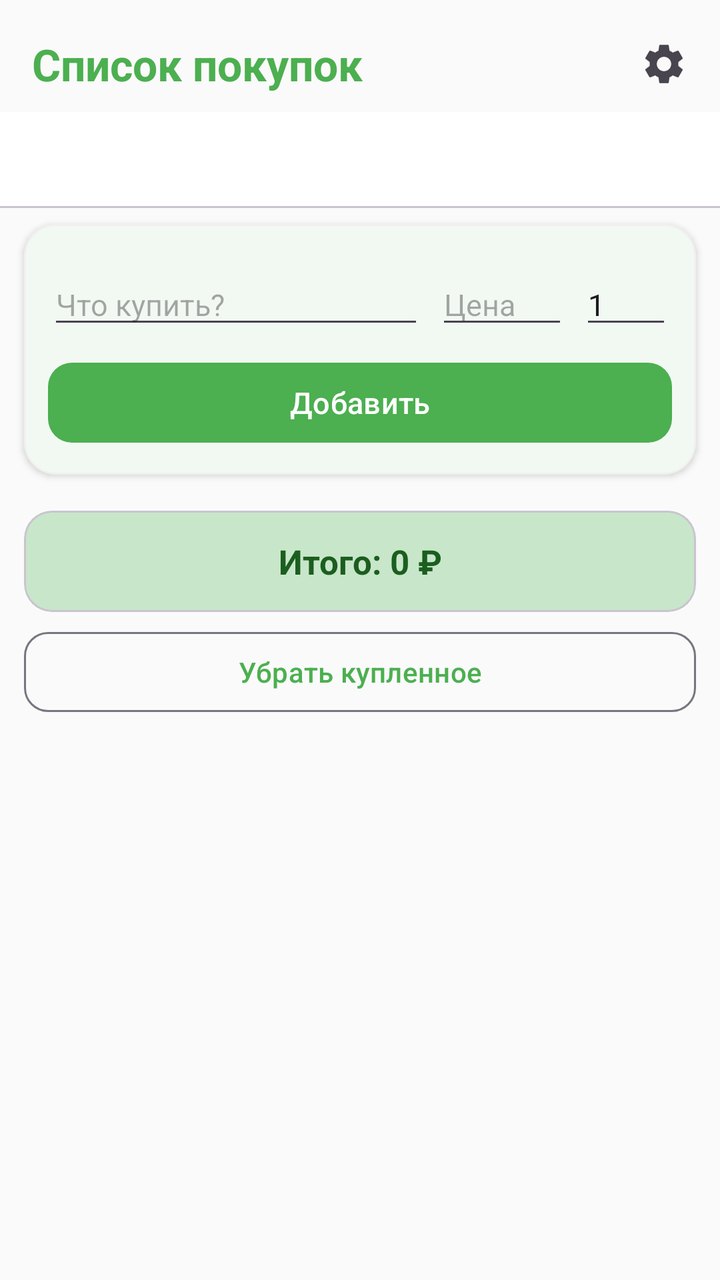
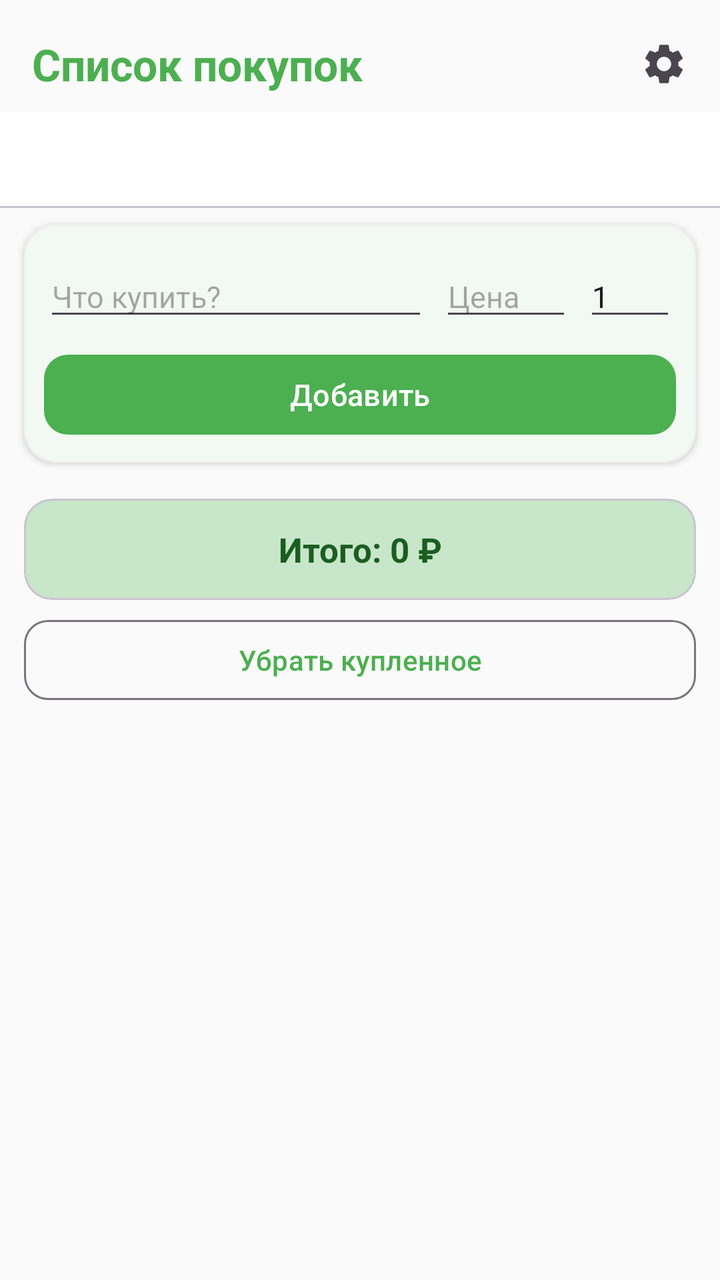

An Android layout rendered at two revisions. The XML below is the earlier revision; the diff shows what the commit changed to produce the second picture.
<!-- AndroidManifest.xml: application theme Theme.ShoppingList -->
<!-- res/layout/activity_main.xml -->
<?xml version="1.0" encoding="utf-8"?>
<androidx.core.widget.NestedScrollView
    xmlns:android="http://schemas.android.com/apk/res/android"
    xmlns:app="http://schemas.android.com/apk/res-auto"
    android:id="@+id/rootLayout"
    android:layout_width="match_parent"
    android:layout_height="match_parent"
    android:fillViewport="true"
    android:background="?android:attr/colorBackground">

    <LinearLayout
        android:layout_width="match_parent"
        android:layout_height="wrap_content"
        android:orientation="vertical">

        
        <LinearLayout
            android:layout_width="match_parent"
            android:layout_height="wrap_content"
            android:orientation="horizontal"
            android:gravity="center_vertical"
            android:paddingStart="16dp"
            android:paddingEnd="8dp"
            android:paddingTop="12dp"
            android:paddingBottom="4dp">

            <TextView
                android:layout_width="0dp"
                android:layout_height="wrap_content"
                android:layout_weight="1"
                android:text="@string/app_name"
                android:textSize="22sp"
                android:textStyle="bold"
                android:textColor="?attr/colorPrimary" />

            <ImageButton
                android:id="@+id/btnSettings"
                android:layout_width="40dp"
                android:layout_height="40dp"
                android:background="?attr/selectableItemBackgroundBorderless"
                android:contentDescription="@string/settings"
                android:src="@drawable/ic_settings"
                android:scaleType="centerInside" />
        </LinearLayout>

        
        <com.google.android.material.tabs.TabLayout
            android:id="@+id/tabLayout"
            android:layout_width="match_parent"
            android:layout_height="wrap_content"
            app:tabMode="scrollable"
            app:tabIndicatorColor="?attr/colorPrimary"
            app:tabSelectedTextColor="?attr/colorPrimary"
            app:tabTextColor="?attr/colorOnSurfaceVariant" />

        
        <com.google.android.material.card.MaterialCardView
            android:layout_width="match_parent"
            android:layout_height="wrap_content"
            android:layout_marginStart="12dp"
            android:layout_marginEnd="12dp"
            android:layout_marginTop="8dp"
            app:cardCornerRadius="16dp"
            app:cardElevation="2dp"
            app:cardBackgroundColor="?attr/colorSurface"
            app:strokeColor="?attr/colorSurfaceVariant"
            app:strokeWidth="1dp">

            <LinearLayout
                android:layout_width="match_parent"
                android:layout_height="wrap_content"
                android:orientation="vertical"
                android:padding="12dp">

                
                <com.google.android.material.chip.ChipGroup
                    android:id="@+id/chipGroup"
                    android:layout_width="match_parent"
                    android:layout_height="wrap_content"
                    app:singleSelection="true"
                    app:selectionRequired="true"
                    app:chipSpacingHorizontal="6dp"
                    app:chipSpacingVertical="4dp" />

                <LinearLayout
                    android:layout_width="match_parent"
                    android:layout_height="wrap_content"
                    android:orientation="horizontal"
                    android:layout_marginTop="8dp"
                    android:gravity="center_vertical">

                    <AutoCompleteTextView
                        android:id="@+id/editItem"
                        android:layout_width="0dp"
                        android:layout_height="wrap_content"
                        android:layout_weight="1"
                        android:hint="@string/hint_new_item"
                        android:completionThreshold="1"
                        android:inputType="textCapSentences"
                        android:imeOptions="actionDone"
                        android:textSize="15sp"
                        android:maxLines="1" />

                    <EditText
                        android:id="@+id/editPrice"
                        android:layout_width="66dp"
                        android:layout_height="wrap_content"
                        android:layout_marginStart="6dp"
                        android:hint="@string/hint_price"
                        android:inputType="numberDecimal"
                        android:textSize="15sp"
                        android:maxLines="1" />

                    <EditText
                        android:id="@+id/editQuantity"
                        android:layout_width="46dp"
                        android:layout_height="wrap_content"
                        android:layout_marginStart="6dp"
                        android:hint="@string/hint_qty"
                        android:inputType="number"
                        android:text="1"
                        android:textSize="15sp"
                        android:maxLines="1" />
                </LinearLayout>

                <com.google.android.material.button.MaterialButton
                    android:id="@+id/btnAdd"
                    android:layout_width="match_parent"
                    android:layout_height="wrap_content"
                    android:layout_marginTop="8dp"
                    android:text="@string/add"
                    android:textSize="15sp"
                    app:cornerRadius="12dp" />
            </LinearLayout>
        </com.google.android.material.card.MaterialCardView>

        
        <LinearLayout
            android:id="@+id/emptyState"
            android:layout_width="match_parent"
            android:layout_height="wrap_content"
            android:orientation="vertical"
            android:gravity="center"
            android:padding="32dp"
            android:visibility="gone">

            <TextView
                android:layout_width="wrap_content"
                android:layout_height="wrap_content"
                android:text="🛒"
                android:textSize="48sp" />

            <TextView
                android:layout_width="wrap_content"
                android:layout_height="wrap_content"
                android:layout_marginTop="8dp"
                android:text="@string/empty_hint"
                android:textSize="15sp"
                android:textColor="?attr/colorOnSurfaceVariant"
                android:gravity="center" />
        </LinearLayout>

        
        <androidx.recyclerview.widget.RecyclerView
            android:id="@+id/recycler"
            android:layout_width="match_parent"
            android:layout_height="wrap_content"
            android:nestedScrollingEnabled="false"
            android:layout_marginTop="8dp"
            android:layout_marginStart="12dp"
            android:layout_marginEnd="12dp" />

        
        <com.google.android.material.card.MaterialCardView
            android:layout_width="match_parent"
            android:layout_height="wrap_content"
            android:layout_marginStart="12dp"
            android:layout_marginEnd="12dp"
            android:layout_marginTop="10dp"
            app:cardCornerRadius="14dp"
            app:cardElevation="0dp"
            app:cardBackgroundColor="?attr/colorPrimaryContainer">

            <TextView
                android:id="@+id/textTotal"
                android:layout_width="match_parent"
                android:layout_height="wrap_content"
                android:padding="14dp"
                android:textSize="17sp"
                android:textStyle="bold"
                android:textColor="?attr/colorOnPrimaryContainer"
                android:gravity="center"
                android:text="@string/total_zero" />
        </com.google.android.material.card.MaterialCardView>

        <com.google.android.material.button.MaterialButton
            android:id="@+id/btnClearDone"
            style="@style/Widget.Material3.Button.OutlinedButton"
            android:layout_width="match_parent"
            android:layout_height="wrap_content"
            android:layout_marginStart="12dp"
            android:layout_marginEnd="12dp"
            android:layout_marginTop="6dp"
            android:layout_marginBottom="12dp"
            android:text="@string/clear_done"
            app:cornerRadius="12dp" />
    </LinearLayout>
</androidx.core.widget.NestedScrollView>
<!-- resources referenced by this layout -->
<resources>
  <!-- drawable ic_settings (drawable) -->
  <vector xmlns:android="http://schemas.android.com/apk/res/android"
      android:width="24dp"
      android:height="24dp"
      android:viewportWidth="24"
      android:viewportHeight="24"
      android:tint="?attr/colorOnSurfaceVariant">
      <path
          android:fillColor="@android:color/white"
          android:pathData="M19.14,12.94c0.04,-0.3 0.06,-0.61 0.06,-0.94c0,-0.32 -0.02,-0.64 -0.07,-0.94l2.03,-1.58c0.18,-0.14 0.23,-0.41 0.12,-0.61l-1.92,-3.32c-0.12,-0.22 -0.37,-0.29 -0.59,-0.22l-2.39,0.96c-0.5,-0.38 -1.03,-0.7 -1.62,-0.94L14.4,2.81c-0.04,-0.24 -0.24,-0.41 -0.48,-0.41h-3.84c-0.24,0 -0.43,0.17 -0.47,0.41L9.25,5.35C8.66,5.59 8.12,5.92 7.63,6.29L5.24,5.33c-0.22,-0.08 -0.47,0 -0.59,0.22L2.74,8.87C2.62,9.08 2.66,9.34 2.86,9.48l2.03,1.58C4.84,11.36 4.8,11.69 4.8,12s0.02,0.64 0.07,0.94l-2.03,1.58c-0.18,0.14 -0.23,0.41 -0.12,0.61l1.92,3.32c0.12,0.22 0.37,0.29 0.59,0.22l2.39,-0.96c0.5,0.38 1.03,0.7 1.62,0.94l0.36,2.54c0.05,0.24 0.24,0.41 0.48,0.41h3.84c0.24,0 0.44,-0.17 0.47,-0.41l0.36,-2.54c0.59,-0.24 1.13,-0.56 1.62,-0.94l2.39,0.96c0.22,0.08 0.47,0 0.59,-0.22l1.92,-3.32c0.12,-0.22 0.07,-0.47 -0.12,-0.61L19.14,12.94zM12,15.6c-1.98,0 -3.6,-1.62 -3.6,-3.6s1.62,-3.6 3.6,-3.6s3.6,1.62 3.6,3.6S13.98,15.6 12,15.6z"/>
  </vector>
  <string name="add">Добавить</string>
  <string name="app_name">Список покупок</string>
  <string name="clear_done">Убрать купленное</string>
  <string name="empty_hint">Список пуст.\nДобавь первый товар!</string>
  <string name="hint_new_item">Что купить?</string>
  <string name="hint_price">Цена</string>
  <string name="hint_qty">Кол-во</string>
  <string name="settings">Настройки</string>
  <string name="total_zero">Итого: 0 ₽</string>
  <style name="Theme.ShoppingList" parent="Theme.Material3.DayNight.NoActionBar">
          <item name="colorPrimary">@color/primary</item>
          <item name="colorOnPrimary">@color/on_primary</item>
          <item name="colorPrimaryContainer">@color/primary_container</item>
          <item name="colorOnPrimaryContainer">@color/on_primary_container</item>
          <item name="colorSecondary">@color/secondary</item>
          <item name="colorOnSecondary">@color/on_secondary</item>
          <item name="android:colorBackground">@color/surface</item>
          <item name="colorSurface">@color/card_bg</item>
          <item name="colorOnSurface">@color/on_surface</item>
          <item name="colorSurfaceVariant">@color/surface_variant</item>
          <item name="colorOnSurfaceVariant">@color/on_surface_variant</item>
          <item name="android:statusBarColor" tools:targetApi="l">@color/surface</item>
          <item name="android:windowLightStatusBar" tools:targetApi="m">true</item>
      </style>
  <color name="primary">#4CAF50</color>
  <color name="on_primary">#FFFFFF</color>
  <color name="primary_container">#C8E6C9</color>
  <color name="on_primary_container">#1B5E20</color>
  <color name="secondary">#FFA726</color>
  <color name="on_secondary">#FFFFFF</color>
  <color name="surface">#FAFAFA</color>
  <color name="card_bg">#FFFFFF</color>
  <color name="on_surface">#1C1B1F</color>
  <color name="surface_variant">#F0F0F0</color>
  <color name="on_surface_variant">#49454F</color>
</resources>

<!-- the commit's change to res/layout/activity_main.xml (unified diff, before → after) -->
@@ -70,7 +70,7 @@
                 android:layout_width="match_parent"
                 android:layout_height="wrap_content"
                 android:orientation="vertical"
-                android:padding="12dp">
+                android:padding="10dp">
 
                 
                 <com.google.android.material.chip.ChipGroup
@@ -79,14 +79,14 @@
                     android:layout_height="wrap_content"
                     app:singleSelection="true"
                     app:selectionRequired="true"
-                    app:chipSpacingHorizontal="6dp"
-                    app:chipSpacingVertical="4dp" />
+                    app:chipSpacingHorizontal="4dp"
+                    app:chipSpacingVertical="2dp" />
 
                 <LinearLayout
                     android:layout_width="match_parent"
                     android:layout_height="wrap_content"
                     android:orientation="horizontal"
-                    android:layout_marginTop="8dp"
+                    android:layout_marginTop="6dp"
                     android:gravity="center_vertical">
 
                     <AutoCompleteTextView
